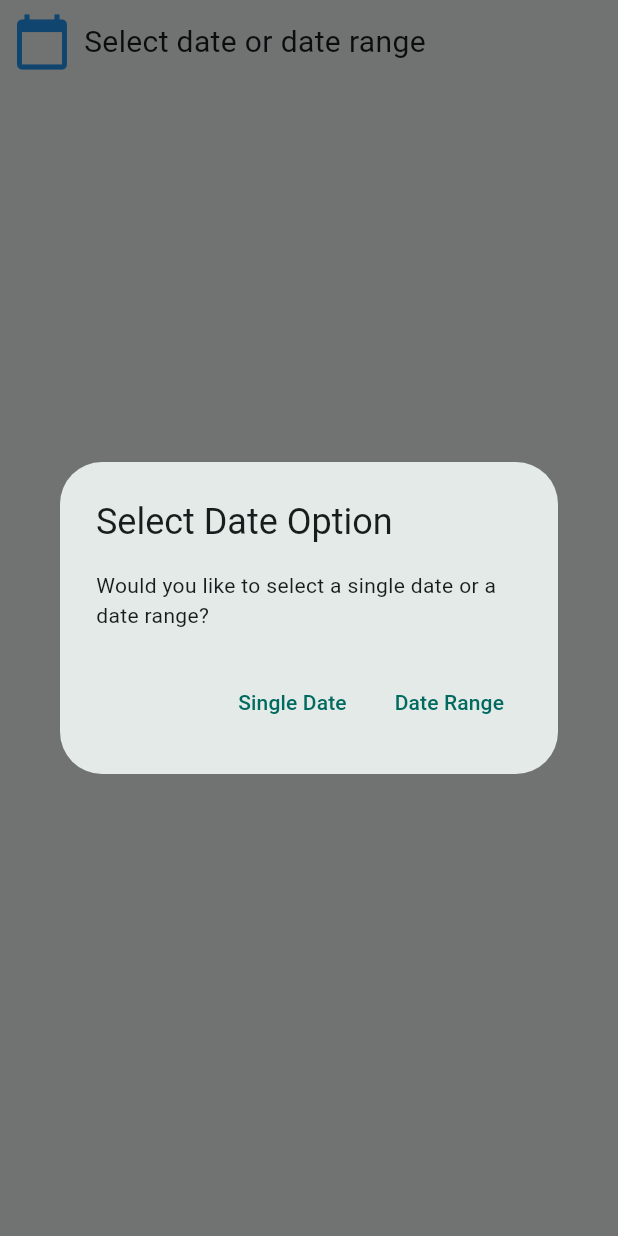
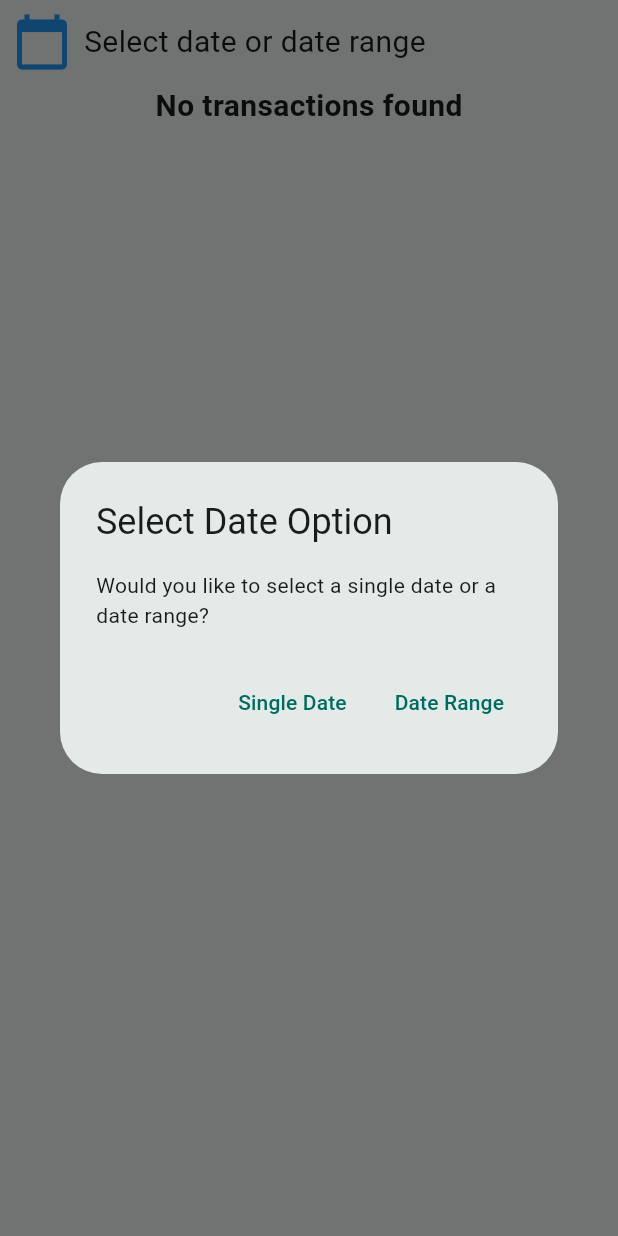
Before and after one commit to signatureresourcehub/spend_tracking_app, a Flutter app: the TransactionPage screen opened directly, after a tap on the "calendar today" icon, on a phone screen of 412 x 824 dp. Run offline on Flutter 3.47's test engine with Material 3 defaults, Android fonts, the phone set to English and light mode, and no system bars; our stand-ins replace cloud_firestore, firebase_auth, firebase_core, flutter_secure_storage, google_sign_in, lottie and 3 more; missing offline and left inert: easy_sms_receiver, flutter_background_service; accounts and stored records are empty.

Commit message:
with piechart

```diff
--- a/lib/bottom_navigation.dart
+++ b/lib/bottom_navigation.dart
@@ -22,7 +22,7 @@ class CustomerBottomNav extends StatelessWidget {
             },
             items: const [
               BottomNavigationBarItem(icon: Icon(Icons.home), label: 'Home'),
-              BottomNavigationBarItem(icon: Icon(Icons.money), label: 'Spend'),
+              BottomNavigationBarItem(icon: Icon(Icons.money), label: 'Spent'),
               BottomNavigationBarItem(
                   icon: Icon(Icons.account_balance), label: 'Transactions'),
               BottomNavigationBarItem(
--- a/lib/dashboard.dart
+++ b/lib/dashboard.dart
@@ -248,8 +248,8 @@ class _DashBoardState extends State<DashBoard> {
             if (_recentTransactions.isNotEmpty)
               ..._recentTransactions.map((transaction) {
                 return ListTile(
-                  title: Text('Amount: ${transaction['amount']}'),
-                  subtitle: Text('Date: ${transaction['date']}'),
+                  title: Text('₹${transaction['amount']}'),
+                  subtitle: Text('${transaction['date']}'),
                   trailing: Icon(
                     transaction['type'] == 'debited'
                         ? Icons.trending_down
--- a/lib/main.dart
+++ b/lib/main.dart
@@ -2,6 +2,7 @@ import 'dart:ui';
 
 import 'package:cloud_firestore/cloud_firestore.dart';
 import 'package:intl/intl.dart';
+import 'package:myapp/collaborators.dart';
 import 'package:myapp/mainpage.dart';
 import 'package:myapp/onboarding_screen.dart';
 import 'package:myapp/welcome.dart';
@@ -171,6 +172,7 @@ class MyApp extends StatelessWidget {
         '/registration': (context) => RegistrationPage(),
         '/login': (context) => LoginPage(),
         '/welcome': (context) => MainPage(),
+        '/collaborators': (context) => CollaboratorsPage(),
       },
       themeMode:
           ThemeMode.light, // Automatically switches based on system settings
--- a/lib/mainpage.dart
+++ b/lib/mainpage.dart
@@ -6,7 +6,7 @@ import 'package:myapp/spend.dart';
 import 'package:myapp/transactions.dart';
 
 final pages = [DashBoard(), SpendPage(), TransactionPage(), AccountPage()];
-final tites = ["Home", "Spend", "Transactions", "Account"];
+final tites = ["Home", "Spent", "Transactions", "Account"];
 
 class MainPage extends StatelessWidget {
   const MainPage({super.key});
--- a/lib/transactions.dart
+++ b/lib/transactions.dart
@@ -2,6 +2,7 @@ import 'package:flutter/material.dart';
 import 'package:cloud_firestore/cloud_firestore.dart';
 import 'package:firebase_auth/firebase_auth.dart';
 import 'package:intl/intl.dart';
+import 'package:pie_chart/pie_chart.dart';
 
 class TransactionPage extends StatefulWidget {
   const TransactionPage({super.key});
@@ -13,8 +14,10 @@ class TransactionPage extends StatefulWidget {
 class _TransactionPageState extends State<TransactionPage> {
   DateTimeRange? _selectedDateRange;
   DateTime? _selectedDate;
+  double _totalDebited = 0.0;
+  double _totalCredited = 0.0;
   List<Map<String, dynamic>> _transactions = [];
-  double _totalSpent = 0.0;
+  Map<String, double> _transactionData = {};
 
   @override
   void initState() {
@@ -27,7 +30,7 @@ class _TransactionPageState extends State<TransactionPage> {
     return Scaffold(
       body: Stack(
         children: [
-          Column(
+          ListView(
             children: [
               Row(
                 children: [
@@ -51,25 +54,56 @@ class _TransactionPageState extends State<TransactionPage> {
                   alignment: Alignment.topLeft,
                   child: Text(
                     'Selected Range: ${DateFormat('dd/MM/yyyy').format(_selectedDateRange!.start)} - ${DateFormat('dd/MM/yyyy').format(_selectedDateRange!.end)}',
-                    style: TextStyle(fontSize: 18),
+                    style: TextStyle(
+                        fontSize: 18,
+                        color: Colors.red,
+                        fontWeight: FontWeight.bold),
                   ),
                 ),
               if (_selectedDate != null)
-                Text(
-                  'Selected Date: ${DateFormat('dd/MM/yyyy').format(_selectedDate!)}',
+                Container(
+                  padding: EdgeInsets.only(left: 20),
+                  alignment: Alignment.topLeft,
+                  child: Text(
+                    'Selected Date: ${DateFormat('dd/MM/yyyy').format(_selectedDate!)}',
+                    style: TextStyle(
+                        fontSize: 18,
+                        color: Colors.red,
+                        fontWeight: FontWeight.bold),
+                  ),
                 ),
-              if (_transactions.isEmpty)
-                Expanded(
-                  child: Center(
-                    child: Text(
-                      'No spend found',
-                      style: TextStyle(fontSize: 20),
+              if (_transactions.isNotEmpty)
+                Container(
+                  child: Padding(
+                    padding: const EdgeInsets.all(8.0),
+                    child: PieChart(
+                      dataMap: _transactionData,
+                      chartType: ChartType.ring,
+                      chartRadius: MediaQuery.of(context).size.width / 2,
+                      ringStrokeWidth: 32,
+                      animationDuration: Duration(milliseconds: 800),
+                      chartValuesOptions: ChartValuesOptions(
+                          showChartValuesInPercentage: false,
+                          showChartValuesOutside: false,
+                          decimalPlaces: 1,
+                          showChartValues: true),
+                      legendOptions: LegendOptions(
+                        showLegendsInRow: false,
+                        legendPosition: LegendPosition.right,
+                        showLegends: true,
+                        legendShape: BoxShape.circle,
+                        legendTextStyle: TextStyle(
+                          fontWeight: FontWeight.bold,
+                        ),
+                      ),
                     ),
                   ),
                 ),
               if (_transactions.isNotEmpty)
-                Expanded(
+                Container(
                   child: ListView.builder(
+                    shrinkWrap: true,
+                    physics: NeverScrollableScrollPhysics(),
                     itemCount: _transactions.length,
                     itemBuilder: (context, index) {
                       final transaction = _transactions[index];
@@ -84,7 +118,6 @@ class _TransactionPageState extends State<TransactionPage> {
                                 ? Colors.red
                                 : Colors.green,
                           ),
-                          tileColor: Colors.grey[300],
                           title: Text(
                             '₹${transaction['amount']}',
                             style: TextStyle(fontWeight: FontWeight.bold),
@@ -95,19 +128,15 @@ class _TransactionPageState extends State<TransactionPage> {
                     },
                   ),
                 ),
+              if (_transactions.isEmpty)
+                Center(
+                  child: Text(
+                    'No transactions found',
+                    style: TextStyle(fontSize: 20, fontWeight: FontWeight.bold),
+                  ),
+                ),
             ],
           ),
-          // Align(
-          //   alignment: Alignment.bottomCenter,
-          //   child: Container(
-          //     padding: EdgeInsets.all(16),
-          //     color: Colors.white,
-          //     child: Text(
-          //       'Total Spent: $_totalSpent',
-          //       style: TextStyle(fontSize: 20, fontWeight: FontWeight.bold),
-          //     ),
-          //   ),
-          // ),
         ],
       ),
     );
@@ -225,17 +254,34 @@ class _TransactionPageState extends State<TransactionPage> {
               .get();
         }
 
-        double totalAmount = 0.0;
+        double totalDebited = 0.0;
+        double totalCredited = 0.0;
         List<Map<String, dynamic>> transactions = [];
         for (var doc in querySnapshot.docs) {
-          totalAmount += double.parse(doc['amount']);
+          double amount = double.parse(doc['amount']);
           transactions.add(doc.data() as Map<String, dynamic>);
+          if (doc['type'] == 'debited') {
+            totalDebited += amount;
+          } else if (doc['type'] == 'credited') {
+            totalCredited += amount;
+          }
         }
 
         setState(() {
-          _totalSpent = totalAmount;
+          _totalDebited = totalDebited;
+          _totalCredited = totalCredited;
           _transactions = transactions;
+          _transactionData = {
+            'Debited': _totalDebited,
+            'Credited': _totalCredited,
+          };
         });
+
+        // Debug prints to verify data
+        print("Total Debited: $_totalDebited");
+        print("Total Credited: $_totalCredited");
+        print("Transactions: $_transactions");
+        print("Transaction Data: $_transactionData");
       }
     } catch (e) {
       print("Error fetching transactions: $e");
@@ -251,17 +297,34 @@ class _TransactionPageState extends State<TransactionPage> {
             .where('user', isEqualTo: user.uid)
             .get();
 
-        double totalAmount = 0.0;
+        double totalDebited = 0.0;
+        double totalCredited = 0.0;
         List<Map<String, dynamic>> transactions = [];
         for (var doc in querySnapshot.docs) {
-          totalAmount += double.parse(doc['amount']);
+          double amount = double.parse(doc['amount']);
           transactions.add(doc.data() as Map<String, dynamic>);
+          if (doc['type'] == 'debited') {
+            totalDebited += amount;
+          } else if (doc['type'] == 'credited') {
+            totalCredited += amount;
+          }
         }
 
         setState(() {
-          _totalSpent = totalAmount;
+          _totalDebited = totalDebited;
+          _totalCredited = totalCredited;
           _transactions = transactions;
+          _transactionData = {
+            'Debited': _totalDebited,
+            'Credited': _totalCredited,
+          };
         });
+
+        // Debug prints to verify data
+        print("Total Debited: $_totalDebited");
+        print("Total Credited: $_totalCredited");
+        print("Transactions: $_transactions");
+        print("Transaction Data: $_transactionData");
       }
     } catch (e) {
       print("Error fetching transactions: $e");
--- a/pubspec.yaml
+++ b/pubspec.yaml
@@ -45,7 +45,8 @@ dependencies:
   smooth_page_indicator: ^1.1.0
   intl: ^0.17.0
   fl_chart: ^0.70.1
-
+  easy_pie_chart: ^1.0.1
+  pie_chart: ^5.0.0
 
 
 
```
Also changed, not shown: lib/account.dart (+32 -1 lines), lib/collaborators.dart (added, +109 -0 lines), lib/spend.dart (+57 -24 lines), pubspec.lock.
